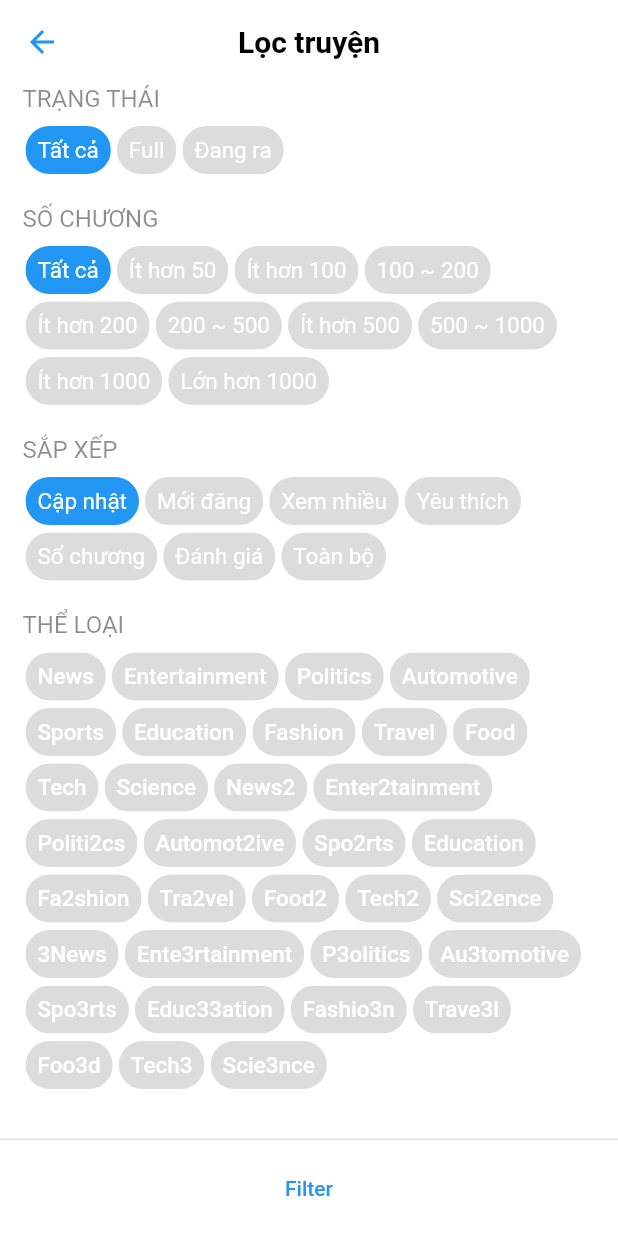
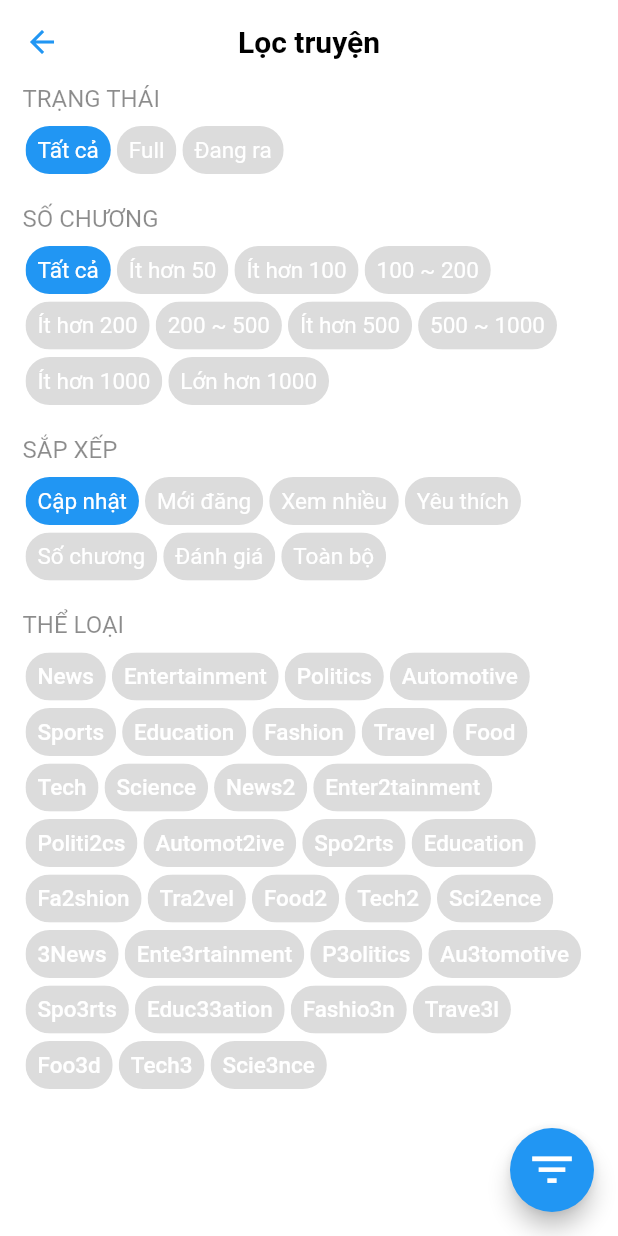
Before and after one commit to ninoorta/reading_app, a Flutter app: the screen it shows after launch, item 3 of the bottom bar chosen, after a tap on "Tìm Với Bộ Lọc Truyện", on a phone screen of 412 x 824 dp. Run offline on Flutter 3.47's test engine with Material 2 defaults, Android fonts, the phone set to English and light mode, and no system bars; our stand-ins replace auto_size_text, persistent_bottom_nav_bar, skeleton_text; missing offline and left inert: cupertino_tabbar, smart_select.

Commit message:
done UI search screen and filter screen , creating explore screen

```diff
--- a/lib/constants.dart
+++ b/lib/constants.dart
@@ -12,3 +12,9 @@ const kFilterTitleTextStyle = TextStyle(
     fontSize: 16,
     fontWeight: FontWeight.w400
 );
+
+const kListTitleTextStyle = TextStyle(
+  fontSize: 16,
+  color: Colors.black,
+  fontWeight: FontWeight.w600
+);
--- a/lib/screens/category_detail_screen.dart
+++ b/lib/screens/category_detail_screen.dart
@@ -1,12 +1,14 @@
 import 'package:flutter/cupertino.dart';
 import 'package:flutter/material.dart';
 import 'package:cupertino_tabbar/cupertino_tabbar.dart';
+import 'package:persistent_bottom_nav_bar/persistent-tab-view.dart';
 import 'package:reading_app/constants.dart';
 import 'package:reading_app/screens/search_screen.dart';
 import 'package:skeleton_text/skeleton_text.dart';
 
 import 'category_screen.dart';
 import 'explore_screen.dart';
+import 'filter_screen.dart';
 import 'history_screen.dart';
 
 class CategoryDetailScreen extends StatefulWidget {
@@ -96,48 +98,22 @@ class _CategoryDetailScreenState extends State<CategoryDetailScreen>
           ),
           actions: [
             IconButton(
-                onPressed: null,
+                onPressed: (){
+                  pushNewScreen(
+                    context,
+                    screen: FilterScreen(),
+                    withNavBar: false,
+                    // OPTIONAL VALUE. True by default.
+                    pageTransitionAnimation:
+                    PageTransitionAnimation.cupertino,
+                  );
+                },
                 icon: Icon(
                   Icons.filter_list,
                   color: Colors.blue,
                 ))
           ],
         ),
-        // bottomNavigationBar: BottomNavigationBar(
-        //   currentIndex: pageIndex,
-        //   selectedLabelStyle: TextStyle(height: 1.25),
-        //   onTap: (value) {
-        //     print("click bottom item $value");
-        //     setState(() {
-        //       pageIndex = value;
-        //
-        //       // if (value == 0) {
-        //       //   Navigator.pushNamed(context, "/category");
-        //       // }
-        //       // if (value == 1) {
-        //       //   Navigator.pushNamed(context, "/explore");
-        //       // }
-        //       // if (value == 2) {
-        //       //   Navigator.pushNamed(context, "/search");
-        //       // }
-        //       // if (value == 3) {
-        //       //   Navigator.pushNamed(context, "/history");
-        //       // }
-        //
-        //
-        //     });
-        //   },
-        //   items: [
-        //     BottomNavigationBarItem(icon: Icon(Icons.apps), label: "Thể loại"),
-        //     BottomNavigationBarItem(
-        //         icon: Icon(Icons.explore), label: "Khám phá"),
-        //     BottomNavigationBarItem(
-        //         icon: Icon(Icons.search), label: "Tìm Truyện"),
-        //     BottomNavigationBarItem(
-        //         icon: Icon(Icons.history), label: "Lịch sử"),
-        //   ],
-        //   type: BottomNavigationBarType.fixed,
-        // ),
         body: Container(
           color: Colors.white,
           child: TabBarView(
--- a/lib/screens/explore_screen.dart
+++ b/lib/screens/explore_screen.dart
@@ -1,17 +1,83 @@
 import 'package:flutter/material.dart';
+import 'package:reading_app/constants.dart';
+import 'package:auto_size_text/auto_size_text.dart';
 
 class ExploreScreen extends StatefulWidget {
-
   @override
   _ExploreScreenState createState() => _ExploreScreenState();
 }
 
 class _ExploreScreenState extends State<ExploreScreen> {
-
   @override
   Widget build(BuildContext context) {
-   return Container(
-     color: Colors.green,
-   );
+    return Scaffold(
+      appBar: AppBar(
+        title: Text(
+          "Truyện Gemmob",
+          style: kTitleTextStyle,
+        ),
+        centerTitle: true,
+        backgroundColor: Colors.white,
+        elevation: 0,
+      ),
+      body: Container(
+        color: Colors.white,
+        padding: EdgeInsets.symmetric(horizontal: 15.0),
+        child: Column(
+          crossAxisAlignment: CrossAxisAlignment.stretch,
+          children: [
+            Row(
+              mainAxisAlignment: MainAxisAlignment.spaceBetween,
+              crossAxisAlignment: CrossAxisAlignment.baseline,
+              textBaseline: TextBaseline.alphabetic,
+              children: [
+                Text("Mới đăng", style: kListTitleTextStyle),
+                TextButton(
+                    onPressed: () {
+                      print("click see more");
+                    },
+                    child: Text(
+                      "Xem thêm",
+                      style: TextStyle(color: Colors.blue, fontSize: 14),
+                    ))
+              ],
+            ),
+            Container(
+              height: 150.0,
+              width: 100.0,
+              child: ListView.builder(
+                scrollDirection: Axis.horizontal,
+                shrinkWrap: true,
+                itemCount: 10,
+                itemBuilder: (context, index) {
+                  return Column(
+                    children: [
+                      Container(
+                        margin: EdgeInsets.only(right: 5.0),
+                        width: 100,
+                        height: 100,
+                        color: Colors.grey,
+                      ),
+                      Container(
+                        child: AutoSizeText(
+                          "This text is so longgggggggggggggggggggggggggggggggggggggggggggggggggggggggggg.",
+                          maxLines: 2,
+                          overflow: TextOverflow.ellipsis,
+                          style: TextStyle(color: Colors.black),
+                          minFontSize: 14.0,
+                        ),
+                        height: 50,
+                        width: 100,
+                        padding: EdgeInsets.fromLTRB(0, 5.0, 0, 0),
+                      )
+                    ],
+                  );
+                },
+              ),
+            )
+          ],
+        ),
+      ),
+    );
   }
 }
--- a/lib/screens/filter_screen.dart
+++ b/lib/screens/filter_screen.dart
@@ -94,16 +94,16 @@ class _FilterScreenState extends State<FilterScreen> {
         ),
       ),
       backgroundColor: Colors.white,
-      persistentFooterButtons: [
-        Center(
-          child: TextButton(
-              style: ButtonStyle(),
-              onPressed: () {
-                print("press the filter btn");
-              },
-              child: Text("Filter")),
-        )
-      ],
+      floatingActionButton: FloatingActionButton(
+        onPressed: () {
+          print("user click to get filter result");
+        },
+        child: Icon(
+          Icons.filter_list,
+          color: Colors.white,
+          size: 35,
+        ),
+      ),
       body: Scrollbar(
         child: SingleChildScrollView(
           child: Container(
--- a/lib/screens/main_screen.dart
+++ b/lib/screens/main_screen.dart
@@ -16,19 +16,19 @@ class MainScreen extends StatefulWidget {
 
 class _MainScreenState extends State<MainScreen> {
   PersistentTabController _controller =
-      PersistentTabController(initialIndex: 0);
+      PersistentTabController(initialIndex: 1);
 
-  int pageIndex = 0;
+  // int pageIndex = 0;
 
-  List<Widget> pageList = [
-    CategoryScreen(),
-    ExploreScreen(),
-    SearchScreen(),
-    HistoryScreen()
-  ];
+  // List<Widget> pageList = [
+  //   CategoryScreen(),
+  //   ExploreScreen(),
+  //   SearchScreen(),
+  //   HistoryScreen()
+  // ];
 
   List<Widget> _buildScreens() {
-    return [CategoryScreen(), ExploreScreen(), SearchScreen(), HistoryScreen()];
+    return [CategoryScreen(),ExploreScreen(),  SearchScreen(), HistoryScreen()];
   }
 
   List<PersistentBottomNavBarItem> _navBarsItems() {
@@ -114,36 +114,5 @@ class _MainScreenState extends State<MainScreen> {
       ),
       navBarStyle: NavBarStyle.style6,
     );
-
-    // return Scaffold(
-    //   // body: pageList[pageIndex],
-    //   body: PageTransitionSwitcher(
-    //     transitionBuilder: (child, primaryAnimation, secondaryAnimation) =>
-    //         FadeThroughTransition(
-    //       animation: primaryAnimation,
-    //       secondaryAnimation: secondaryAnimation,
-    //       child: child,
-    //     ),
-    //     child: pageList[pageIndex],
-    //   ),
-    //   bottomNavigationBar: BottomNavigationBar(
-    //     currentIndex: pageIndex,
-    //     selectedLabelStyle: TextStyle(height: 1.25),
-    //     onTap: (value) {
-    //       setState(() {
-    //         pageIndex = value;
-    //       });
-    //     },
-    //     items: [
-    //       BottomNavigationBarItem(icon: Icon(Icons.apps), label: "Thể loại"),
-    //       BottomNavigationBarItem(icon: Icon(Icons.explore), label: "Khám phá"),
-    //       BottomNavigationBarItem(
-    //           icon: Icon(Icons.search), label: "Tìm Truyện"),
-    //       BottomNavigationBarItem(icon: Icon(Icons.history), label: "Lịch sử"),
-    //     ],
-    //     type: BottomNavigationBarType.fixed,
-    //
-    //   ),
-    // );
   }
 }
--- a/lib/screens/search_screen.dart
+++ b/lib/screens/search_screen.dart
@@ -78,14 +78,20 @@ class SearchScreen extends StatelessWidget {
                   children: [
                     Container(
                       child: Text(
-                          'Để tìm kiếm chính xác hơn, bạn cần thêm dấu nháy " " vào cụm từ tìm kiếm của mình.'),
+                        'Để tìm kiếm chính xác hơn, bạn cần thêm dấu nháy " " vào cụm từ tìm kiếm của mình.',
+                        style: TextStyle(fontSize: 16),
+                      ),
                       padding: EdgeInsets.symmetric(horizontal: 75),
                     ),
                     Container(
                       padding: EdgeInsets.symmetric(horizontal: 75),
                       margin: EdgeInsets.symmetric(vertical: 20),
-                      child: GestureDetector(
-                        onTap: () {
+                      child: Center(
+                        child: ElevatedButton(
+                          style: ElevatedButton.styleFrom(
+                              primary: Colors.white, elevation: 0),
+                          onPressed: () {
+                            print("click to move to filter screen");
                             pushNewScreen(
                               context,
                               screen: FilterScreen(),
@@ -95,7 +101,6 @@ class SearchScreen extends StatelessWidget {
                                   PageTransitionAnimation.cupertino,
                             );
                           },
-                        child: Center(
                           child: Text(
                             "Tìm Với Bộ Lọc Truyện",
                             style: TextStyle(
--- a/pubspec.yaml
+++ b/pubspec.yaml
@@ -33,9 +33,13 @@ dependencies:
       url: https://github.com/iktakahiro/flutter_smart_select.git
       ref: null-safety
 
+  auto_size_text: ^3.0.0-nullsafety.0
+
+
   # The following adds the Cupertino Icons font to your application.
   # Use with the CupertinoIcons class for iOS style icons.
   cupertino_icons: ^1.0.2
+
 
 
 dev_dependencies:
```
Also changed, not shown: pubspec.lock. Lines whose indentation alone changed are shown as unchanged.
